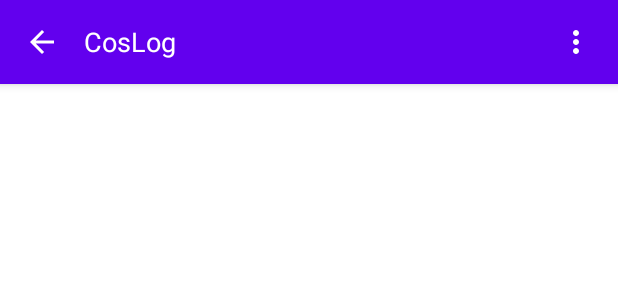
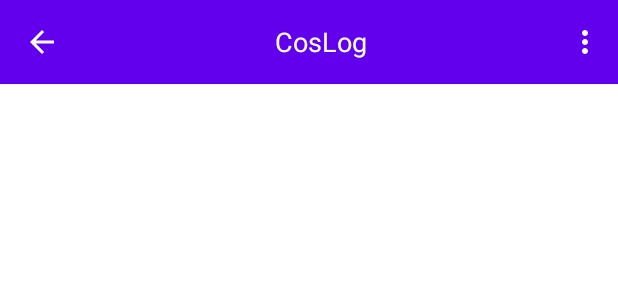
Before and after one commit to ivoGanev/CosLog, an Android app: the layout app_bar_cosplay.xml on its own in the app's theme, with its tools: preview values and no code run, on a phone screen of 412 x 824 dp. Shown: the top 300 px of the screen. Run offline under Robolectric (Android 15) with nearby library versions, the phone set to English and light mode, and no system bars.

Commit message:
design: fix cosplay_activity to use relative instead of linear layout

```diff
--- a/app/src/main/res/layout/app_bar_cosplay.xml
+++ b/app/src/main/res/layout/app_bar_cosplay.xml
@@ -3,9 +3,9 @@
     xmlns:app="http://schemas.android.com/apk/res-auto"
     xmlns:tools="http://schemas.android.com/tools">
 
-    <androidx.coordinatorlayout.widget.CoordinatorLayout
+    <FrameLayout
         android:layout_width="match_parent"
-        android:layout_height="match_parent">
+        android:layout_height="wrap_content">
 
         <com.google.android.material.appbar.AppBarLayout
             android:layout_width="match_parent"
@@ -19,40 +19,22 @@
                 app:contentInsetEnd="0dp"
                 app:contentInsetLeft="0dp"
                 app:contentInsetRight="0dp"
-                app:contentInsetStart="0dp">
-
-                <RelativeLayout
-                    android:layout_width="match_parent"
-                    android:layout_height="match_parent">
-
-                    <ImageButton
-                        android:layout_alignParentStart="true"
-                        android:id="@+id/backButton"
-                        android:layout_width="?attr/actionBarSize"
-                        android:layout_height="?attr/actionBarSize"
-                        android:background="@android:color/transparent"
-                        android:src="@drawable/ic_baseline_arrow_back_24" />
+                app:contentInsetStart="0dp"
+                app:contentInsetEndWithActions="0dp"
+                app:contentInsetStartWithNavigation="0dp"
+                app:menu="@menu/cosplay_menu"
+                app:navigationIcon="@drawable/ic_baseline_arrow_back_24">
 
                 <TextView
-                        android:layout_toEndOf="@id/backButton"
-                        android:layout_toStartOf="@id/moreMenu"
-                        android:gravity="center_vertical"
                     android:id="@+id/appHeader"
                     android:layout_width="match_parent"
                     android:layout_height="match_parent"
+                    android:gravity="center"
                     android:text="@string/app_name"
                     android:textColor="@color/white"
                     android:textSize="18sp" />
 
-                    <ImageButton
-                        android:id="@+id/moreMenu"
-                        android:layout_alignParentEnd="true"
-                        android:layout_width="?attr/actionBarSize"
-                        android:layout_height="?attr/actionBarSize"
-                        android:background="@android:color/transparent"
-                        android:src="@drawable/ic_baseline_more_vert_24" />
-                </RelativeLayout>
             </com.google.android.material.appbar.MaterialToolbar>
         </com.google.android.material.appbar.AppBarLayout>
-    </androidx.coordinatorlayout.widget.CoordinatorLayout>
+    </FrameLayout>
 </layout>
```
Also changed, not shown: app/src/main/java/com/ifyezedev/coslog/CosplayActivity.kt (+6 -5 lines), app/src/main/java/com/ifyezedev/coslog/CosplayAppBar.kt (added, +11 -0 lines), app/src/main/res/layout/activity_cosplay.xml (+7 -4 lines). Lines whose indentation alone changed are shown as unchanged.
